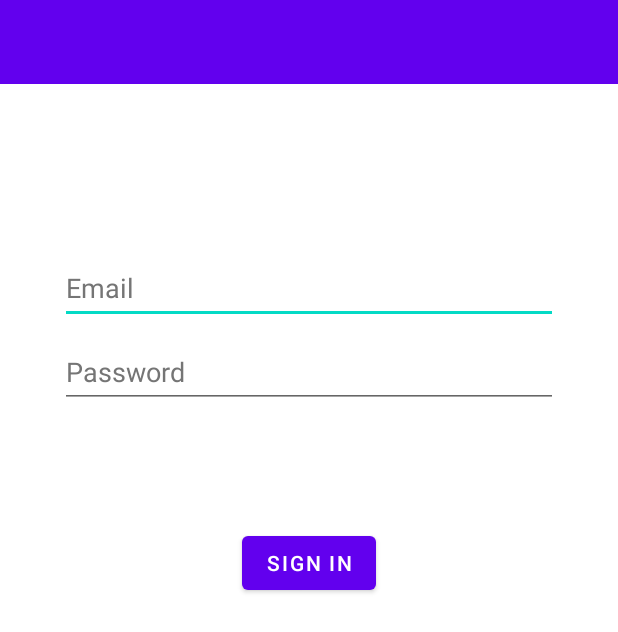
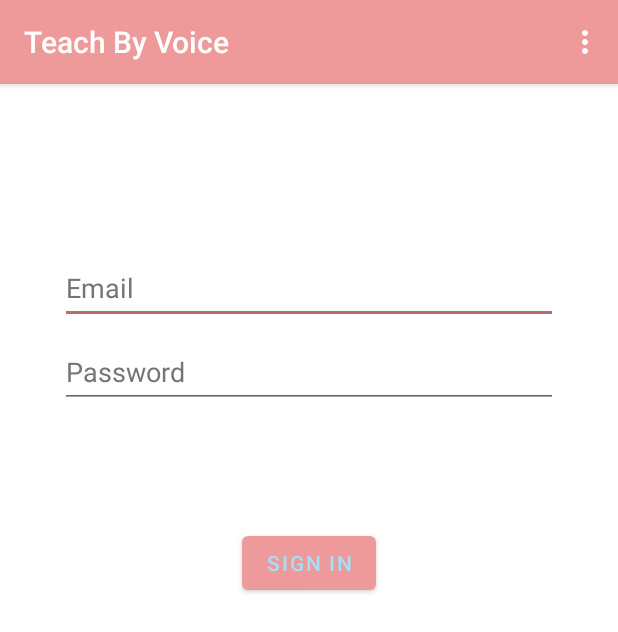
Before and after one commit to Kenneth-Fernandes-0620/Teach-By-Voice, an Android app: the screen it shows after launch (MainActivity), on a phone screen of 412 x 824 dp. Shown: the top 632 px of the screen. Run offline under Robolectric (Android 15) with nearby library versions, the phone set to English and light mode, and no system bars; our stand-ins replace Firebase (no records; nobody signed in at launch, a user with empty details on screens opened directly).

Commit message:
fixed light theme

```diff
--- a/app/src/main/java/com/rosarycollege/teachbyvoice/MainActivity.java
+++ b/app/src/main/java/com/rosarycollege/teachbyvoice/MainActivity.java
@@ -1,8 +1,11 @@
 package com.rosarycollege.teachbyvoice;
 
 import android.os.Bundle;
+import android.view.Menu;
+import android.view.MenuInflater;
 
 import androidx.appcompat.app.AppCompatActivity;
+import androidx.appcompat.widget.Toolbar;
 
 import com.rosarycollege.utility.MediaPlayer;
 
@@ -14,7 +17,16 @@ public class MainActivity extends AppCompatActivity {
     protected void onCreate(Bundle savedInstanceState) {
         super.onCreate(savedInstanceState);
         setContentView(R.layout.activity_main);
+        Toolbar bar = findViewById(R.id.customtoolbar);
+        setSupportActionBar(bar);
         player = new MediaPlayer();
+    }
+
+    @Override
+    public boolean onCreateOptionsMenu(Menu menu) {
+        MenuInflater inflater = getMenuInflater();
+        inflater.inflate(R.menu.toolbar_menu,menu);
+        return super.onCreateOptionsMenu(menu);
     }
 
     @Override
--- a/app/src/main/java/com/rosarycollege/utility/PlayToPauseMorphingImageView.java
+++ b/app/src/main/java/com/rosarycollege/utility/PlayToPauseMorphingImageView.java
@@ -8,6 +8,7 @@ import android.media.MediaPlayer;
 import android.net.Uri;
 import android.util.AttributeSet;
 import android.util.Log;
+import android.widget.ProgressBar;
 
 import androidx.appcompat.content.res.AppCompatResources;
 
--- a/app/src/main/java/com/rosarycollege/utility/recyclerViewAdapter.java
+++ b/app/src/main/java/com/rosarycollege/utility/recyclerViewAdapter.java
@@ -4,6 +4,7 @@ import android.util.Log;
 import android.view.LayoutInflater;
 import android.view.View;
 import android.view.ViewGroup;
+import android.widget.ProgressBar;
 import android.widget.RelativeLayout;
 import android.widget.TextView;
 
@@ -58,6 +59,7 @@ public class recyclerViewAdapter extends RecyclerView.Adapter<recyclerViewAdapte
         TextView text;
         PlayToPauseMorphingImageView playToPauseImageView;
 
+
         public Viewholder(@NonNull View itemView) {
             super(itemView);
             text = itemView.findViewById(R.id.Title);
--- a/app/src/main/res/layout/activity_main.xml
+++ b/app/src/main/res/layout/activity_main.xml
@@ -4,15 +4,25 @@
     android:id="@+id/relativeLayout"
     android:layout_width="match_parent"
     android:layout_height="match_parent"
+    android:fitsSystemWindows="true"
     android:orientation="vertical">
 
-    <androidx.appcompat.widget.Toolbar
-        android:id="@+id/toolbar"
+    <com.google.android.material.appbar.AppBarLayout
         android:layout_width="match_parent"
-        android:layout_height="wrap_content"
-        android:background="?attr/colorPrimary"
-        android:minHeight="?attr/actionBarSize"
-        android:theme="?attr/actionBarTheme" />
+        android:layout_height="wrap_content">
+
+        <androidx.appcompat.widget.Toolbar
+            android:id="@+id/customtoolbar"
+            android:layout_width="match_parent"
+            android:layout_height="wrap_content"
+            android:minHeight="?attr/actionBarSize"
+            android:theme="@style/ToolBar"
+            app:popupTheme="@style/CustomPopupView"
+            app:title="Teach By Voice"
+            app:titleTextColor="@color/white" />
+
+    </com.google.android.material.appbar.AppBarLayout>
+
 
     <androidx.fragment.app.FragmentContainerView
         android:id="@+id/fragmentContainerView"
--- a/app/src/main/res/layout/fragment_home.xml
+++ b/app/src/main/res/layout/fragment_home.xml
@@ -8,6 +8,7 @@
     <androidx.recyclerview.widget.RecyclerView
         android:id="@+id/RecyclerView"
         android:layout_width="match_parent"
-        android:layout_height="match_parent" />
+        android:layout_height="match_parent"
+        android:background="@color/primaryDarkColor" />
 
 </FrameLayout>
--- a/app/src/main/res/layout/items_list.xml
+++ b/app/src/main/res/layout/items_list.xml
@@ -24,21 +24,6 @@
         android:textColor="#FFFFFF"
         android:textSize="16sp" />
 
-    <ProgressBar
-        android:id="@+id/progressBar"
-        style="?android:attr/progressBarStyleHorizontal"
-        android:layout_width="200dp"
-        android:layout_height="15dp"
-        android:layout_below="@+id/Title"
-        android:layout_alignParentStart="true"
-        android:layout_alignParentBottom="true"
-        android:layout_marginStart="10dp"
-        android:layout_marginTop="10dp"
-        android:layout_marginEnd="25dp"
-        android:layout_marginBottom="0dp"
-        android:layout_toStartOf="@+id/imageView"
-        android:max="100" />
-
     <ImageView
         android:id="@+id/downloadAudioButton"
         android:layout_width="50dp"
--- /dev/null
+++ b/app/src/main/res/menu/toolbar_menu.xml
@@ -0,0 +1,7 @@
+<?xml version="1.0" encoding="utf-8"?>
+<menu xmlns:android="http://schemas.android.com/apk/res/android"
+    xmlns:app="http://schemas.android.com/apk/res-auto">
+
+    <item android:title="@string/settings" />
+    <item android:title="@string/exit" />
+</menu>
--- a/app/src/main/res/values/colors.xml
+++ b/app/src/main/res/values/colors.xml
@@ -5,6 +5,19 @@
     <color name="purple_700">#FF3700B3</color>
     <color name="teal_200">#FF03DAC5</color>
     <color name="teal_700">#FF018786</color>
+
+    <color name="primaryColor">#ef9a9a</color>
+    <color name="primaryLightColor">#ffcccb</color>
+    <color name="primaryDarkColor">#ba6b6c</color>
+    <color name="primaryTextColor">#000000</color>
+
+    <color name="Beau_Blue">#C1E0F7</color>
+    <color name="Uranium_Blue">#A4DEF9</color>
+    <color name="Electric_Blue">#97F9F9</color>
+    <color name="Thistle">#CFBAE1</color>
+    <color name="lilac">#CAA8CE</color>
+    <color name="Lilac">#C59FC9</color>
+
     <color name="black">#FF000000</color>
     <color name="white">#FFFFFFFF</color>
     <color name="material_base">#FF212121</color>
--- a/app/src/main/res/values/strings.xml
+++ b/app/src/main/res/values/strings.xml
@@ -18,5 +18,6 @@
     <!-- Content Description Strings-->
     <string name="play_and_pause_button">Play and Pause</string>
     <string name="download">Download Button</string>
+    <string name="exit">Exit</string>
 
 </resources>
--- a/app/src/main/res/values/themes.xml
+++ b/app/src/main/res/values/themes.xml
@@ -3,16 +3,28 @@
     <style name="Theme.TeachByVoice" parent="Theme.MaterialComponents.DayNight.NoActionBar">
 
         <!-- Primary brand color. -->
-        <item name="colorPrimary">@color/purple_500</item>
-        <item name="colorPrimaryVariant">@color/purple_700</item>
-        <item name="colorOnPrimary">@color/white</item>
+        <item name="colorPrimary">@color/primaryColor</item>
+        <item name="colorPrimaryVariant">@color/primaryLightColor</item>
+        <item name="colorOnPrimary">@color/Uranium_Blue</item>
 
         <!-- Secondary brand color. -->
-        <item name="colorSecondary">@color/teal_200</item>
-        <item name="colorSecondaryVariant">@color/teal_700</item>
-        <item name="colorOnSecondary">@color/black</item>
+        <item name="colorSecondary">@color/primaryDarkColor</item>
+        <item name="colorSecondaryVariant">@color/Lilac</item>
+        <item name="colorOnSecondary">@color/lilac</item>
 
         <!-- Customize your theme here. -->
         <item name="backgroundColor">@color/white</item>
+        <item name="colorPrimaryDark">@color/primaryColor</item>
+    </style>
+    <style name="ToolBar" parent="Theme.AppCompat.NoActionBar">
+        <item name="android:textColorSecondary">@color/white</item>
+        <item name="android:background">@color/primaryColor</item>
+    </style>
+
+    <style name="CustomPopupView" parent="Theme.AppCompat.NoActionBar">
+
+        <item name="overlapAnchor">false</item>
+        <item name="android:dropDownVerticalOffset">-4dp</item>
+        <item name="android:textColorSecondary">@color/white</item>
     </style>
 </resources>
```
